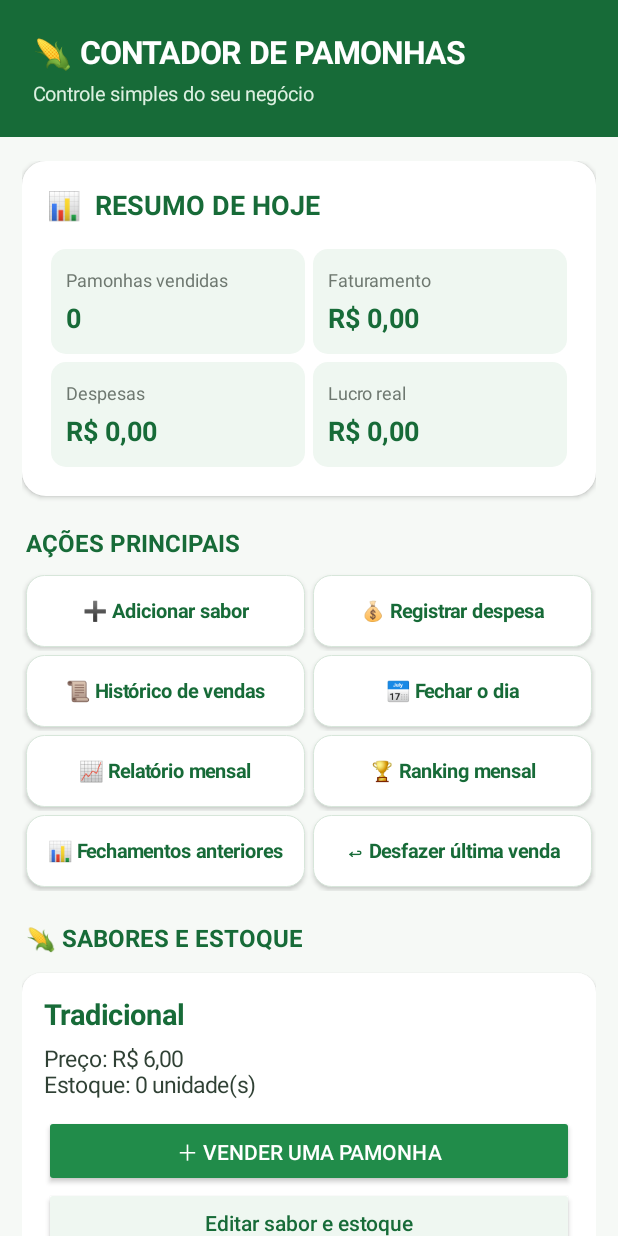
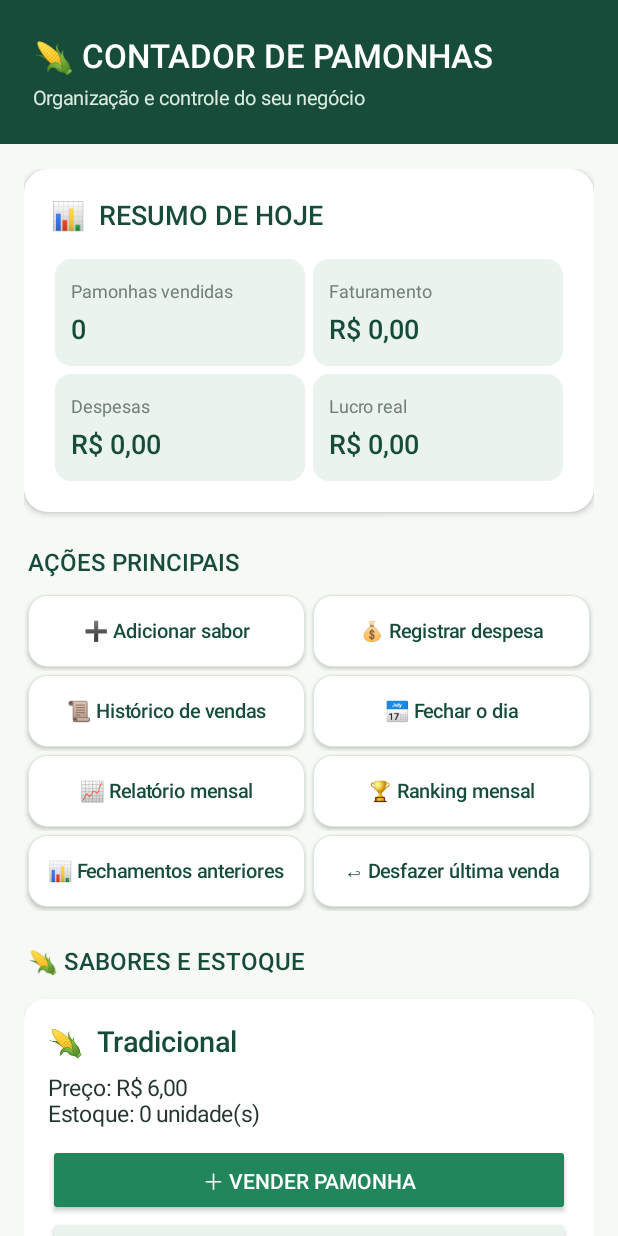
Before and after one commit to joaovitoorcarvalhoo057-creator/Controle-mensal-, an Android app: the screen it shows after launch (MainActivity), on a phone screen of 412 x 824 dp. Run offline under Robolectric (Android 15) with nearby library versions, the phone set to English and light mode, and no system bars.

Commit message:
Update MainActivity.kt

```diff
--- a/app/src/main/java/com/controle/mensal/MainActivity.kt
+++ b/app/src/main/java/com/controle/mensal/MainActivity.kt
@@ -22,12 +22,23 @@ class MainActivity : AppCompatActivity() {
 
     private lateinit var content: LinearLayout
 
-    private val green = Color.rgb(33, 140, 74)
-    private val darkGreen = Color.rgb(23, 107, 56)
-    private val lightGreen = Color.rgb(239, 247, 241)
-    private val backgroundColor = Color.rgb(246, 249, 246)
-    private val textColor = Color.rgb(48, 65, 53)
-    private val gray = Color.rgb(110, 120, 112)
+    private val green = Color.rgb(33, 134, 91)
+    private val darkGreen = Color.rgb(23, 76, 58)
+    private val lightGreen = Color.rgb(234, 243, 237)
+    private val backgroundColor = Color.rgb(247, 249, 247)
+    private val textColor = Color.rgb(38, 54, 47)
+    private val gray = Color.rgb(112, 128, 119)
+    private val gold = Color.rgb(231, 185, 79)
+    private val red = Color.rgb(180, 65, 65)
+
+    private val titleFont =
+        Typeface.create("sans-serif-medium", Typeface.NORMAL)
+
+    private val bodyFont =
+        Typeface.create("sans-serif", Typeface.NORMAL)
+
+    private val numberFont =
+        Typeface.create("sans-serif-medium", Typeface.NORMAL)
 
     override fun onCreate(savedInstanceState: Bundle?) {
         super.onCreate(savedInstanceState)
@@ -54,21 +65,22 @@ class MainActivity : AppCompatActivity() {
         val header = LinearLayout(this).apply {
             orientation = LinearLayout.VERTICAL
             gravity = Gravity.CENTER_VERTICAL
-            setPadding(dp(22), dp(20), dp(22), dp(20))
+            setPadding(dp(22), dp(22), dp(22), dp(22))
             setBackgroundColor(darkGreen)
         }
 
         header.addView(TextView(this).apply {
             text = "🌽 CONTADOR DE PAMONHAS"
-            textSize = 21f
-            setTypeface(null, Typeface.BOLD)
+            textSize = 22f
+            typeface = titleFont
             setTextColor(Color.WHITE)
         })
 
         header.addView(TextView(this).apply {
-            text = "Controle simples do seu negócio"
+            text = "Organização e controle do seu negócio"
             textSize = 13f
-            setTextColor(Color.rgb(220, 240, 225))
+            typeface = bodyFont
+            setTextColor(Color.rgb(220, 235, 225))
             setPadding(0, dp(5), 0, 0)
         })
 
@@ -76,7 +88,7 @@ class MainActivity : AppCompatActivity() {
 
         content = LinearLayout(this).apply {
             orientation = LinearLayout.VERTICAL
-            setPadding(dp(15), dp(16), dp(15), dp(25))
+            setPadding(dp(16), dp(17), dp(16), dp(25))
         }
 
         scroll.addView(content)
@@ -140,20 +152,19 @@ class MainActivity : AppCompatActivity() {
         }
     }
 
-    private fun addSummaryCard(
-        result: FinancialSummary
-    ) {
+    private fun addSummaryCard(result: FinancialSummary) {
+
         val card = LinearLayout(this).apply {
             orientation = LinearLayout.VERTICAL
-            setPadding(dp(17), dp(17), dp(17), dp(17))
+            setPadding(dp(18), dp(18), dp(18), dp(18))
             background = roundedBackground(Color.WHITE, 16)
-            elevation = dp(2).toFloat()
+            elevation = dp(3).toFloat()
         }
 
         card.addView(TextView(this).apply {
             text = "📊  RESUMO DE HOJE"
             textSize = 18f
-            setTypeface(null, Typeface.BOLD)
+            typeface = titleFont
             setTextColor(darkGreen)
             setPadding(0, 0, 0, dp(15))
         })
@@ -198,21 +209,23 @@ class MainActivity : AppCompatActivity() {
         label: String,
         value: String
     ): LinearLayout {
+
         return LinearLayout(this).apply {
             orientation = LinearLayout.VERTICAL
-            setPadding(dp(10), dp(12), dp(8), dp(12))
-            background = roundedBackground(lightGreen, 10)
+            setPadding(dp(11), dp(13), dp(8), dp(13))
+            background = roundedBackground(lightGreen, 11)
 
             addView(TextView(this@MainActivity).apply {
                 text = label
                 textSize = 12f
+                typeface = bodyFont
                 setTextColor(gray)
             })
 
             addView(TextView(this@MainActivity).apply {
                 text = value
                 textSize = 18f
-                setTypeface(null, Typeface.BOLD)
+                typeface = numberFont
                 setTextColor(darkGreen)
                 setPadding(0, dp(5), 0, 0)
             })
@@ -222,6 +235,7 @@ class MainActivity : AppCompatActivity() {
     private fun addActionGrid(
         items: List<Pair<String, () -> Unit>>
     ) {
+
         items.chunked(2).forEach { group ->
 
             val row = LinearLayout(this).apply {
@@ -247,26 +261,32 @@ class MainActivity : AppCompatActivity() {
         title: String,
         action: () -> Unit
     ): Button {
+
         return Button(this).apply {
             text = title
             textSize = 13f
             isAllCaps = false
-            setTypeface(null, Typeface.BOLD)
+            typeface = titleFont
             setTextColor(darkGreen)
             gravity = Gravity.CENTER
-            setPadding(dp(5), dp(8), dp(5), dp(8))
+            setPadding(dp(5), dp(7), dp(5), dp(7))
+
             background = roundedBackground(
                 Color.WHITE,
-                12,
-                Color.rgb(215, 230, 218),
+                13,
+                Color.rgb(218, 231, 221),
                 dp(1)
             )
+
             elevation = dp(2).toFloat()
-            setOnClickListener { action() }
+
+            setOnClickListener {
+                action()
+            }
 
             layoutParams = LinearLayout.LayoutParams(
                 0,
-                dp(62),
+                dp(65),
                 1f
             ).apply {
                 setMargins(dp(4), dp(5), dp(4), dp(5))
@@ -275,17 +295,18 @@ class MainActivity : AppCompatActivity() {
     }
 
     private fun addFlavorCard(flavor: PamonhaFlavor) {
+
         val card = LinearLayout(this).apply {
             orientation = LinearLayout.VERTICAL
-            setPadding(dp(15), dp(14), dp(15), dp(14))
-            background = roundedBackground(Color.WHITE, 13)
-            elevation = dp(2).toFloat()
+            setPadding(dp(16), dp(15), dp(16), dp(15))
+            background = roundedBackground(Color.WHITE, 14)
+            elevation = dp(3).toFloat()
         }
 
         card.addView(TextView(this).apply {
-            text = flavor.name
+            text = "🌽  ${flavor.name}"
             textSize = 19f
-            setTypeface(null, Typeface.BOLD)
+            typeface = titleFont
             setTextColor(darkGreen)
         })
 
@@ -295,18 +316,24 @@ class MainActivity : AppCompatActivity() {
                     flavor.priceCents.toLong()
                 )
             }\nEstoque: ${flavor.stock} unidade(s)"
+
             textSize = 15f
+            typeface = bodyFont
             setTextColor(textColor)
-            setPadding(0, dp(7), 0, dp(10))
+            setPadding(0, dp(8), 0, dp(10))
         })
 
         val sell = Button(this).apply {
-            text = "＋ VENDER UMA PAMONHA"
+            text = "＋ VENDER PAMONHA"
             isAllCaps = false
+            textSize = 14f
+            typeface = titleFont
             setTextColor(Color.WHITE)
+
             setBackgroundTintList(
                 android.content.res.ColorStateList.valueOf(green)
             )
+
             setOnClickListener {
                 if (salesManager.addSale(flavor.id)) {
                     refreshDashboard()
@@ -320,10 +347,14 @@ class MainActivity : AppCompatActivity() {
         val edit = Button(this).apply {
             text = "Editar sabor e estoque"
             isAllCaps = false
+            textSize = 13f
+            typeface = titleFont
             setTextColor(darkGreen)
+
             setBackgroundTintList(
                 android.content.res.ColorStateList.valueOf(lightGreen)
             )
+
             setOnClickListener {
                 editFlavorDialog(flavor)
             }
@@ -332,12 +363,16 @@ class MainActivity : AppCompatActivity() {
         val delete = Button(this).apply {
             text = "Excluir sabor"
             isAllCaps = false
-            setTextColor(Color.rgb(180, 55, 55))
+            textSize = 13f
+            typeface = titleFont
+            setTextColor(red)
+
             setBackgroundTintList(
                 android.content.res.ColorStateList.valueOf(
-                    Color.rgb(252, 239, 239)
+                    Color.rgb(252, 241, 241)
                 )
             )
+
             setOnClickListener {
                 AlertDialog.Builder(this@MainActivity)
                     .setMessage("Excluir ${flavor.name}?")
@@ -363,13 +398,14 @@ class MainActivity : AppCompatActivity() {
             LinearLayout.LayoutParams.MATCH_PARENT,
             LinearLayout.LayoutParams.WRAP_CONTENT
         ).apply {
-            setMargins(0, dp(5), 0, dp(12))
+            setMargins(0, dp(6), 0, dp(12))
         }
 
         content.addView(card, params)
     }
 
     private fun flavorDialog() {
+
         val name = EditText(this).apply {
             hint = "Nome do sabor"
         }
@@ -389,6 +425,7 @@ class MainActivity : AppCompatActivity() {
             .setView(dialogLayout(name, price, stock))
             .setNegativeButton("Cancelar", null)
             .setPositiveButton("Salvar") { _, _ ->
+
                 val cents = parseMoney(price.text.toString())
                 val quantity = stock.text.toString().toIntOrNull() ?: -1
 
@@ -406,6 +443,7 @@ class MainActivity : AppCompatActivity() {
     }
 
     private fun editFlavorDialog(flavor: PamonhaFlavor) {
+
         val name = EditText(this).apply {
             setText(flavor.name)
             hint = "Nome"
@@ -434,6 +472,7 @@ class MainActivity : AppCompatActivity() {
             .setView(dialogLayout(name, price, stock))
             .setNegativeButton("Cancelar", null)
             .setPositiveButton("Salvar") { _, _ ->
+
                 val cents = parseMoney(price.text.toString())
                 val quantity = stock.text.toString().toIntOrNull() ?: -1
 
@@ -452,6 +491,7 @@ class MainActivity : AppCompatActivity() {
     }
 
     private fun expenseDialog() {
+
         val description = EditText(this).apply {
             hint = "Descrição da despesa"
         }
@@ -470,6 +510,7 @@ class MainActivity : AppCompatActivity() {
             .setView(dialogLayout(description, category, amount))
             .setNegativeButton("Cancelar", null)
             .setPositiveButton("Salvar") { _, _ ->
+
                 val cents = parseMoney(amount.text.toString())
 
                 if (expenseManager.addExpense(
@@ -486,6 +527,7 @@ class MainActivity : AppCompatActivity() {
     }
 
     private fun historyDialog() {
+
         val sales = todaySales()
 
         val text = sales.joinToString("\n\n") {
@@ -503,6 +545,7 @@ class MainActivity : AppCompatActivity() {
     }
 
     private fun closingDialog() {
+
         AlertDialog.Builder(this)
             .setTitle("Fechar o dia?")
             .setMessage(
@@ -529,9 +572,11 @@ class MainActivity : AppCompatActivity() {
     }
 
     private fun closingsDialog() {
+
         val closings = closingRepository.load()
 
         val text = closings.joinToString("\n\n") {
+
             val date = java.text.DateFormat
                 .getDateTimeInstance()
                 .format(it.closingTime)
@@ -553,6 +598,7 @@ class MainActivity : AppCompatActivity() {
     }
 
     private fun todaySales(): List<SaleRecord> {
+
         val start = dayStart()
         val end = start + 24L * 60L * 60L * 1000L
 
@@ -562,6 +608,7 @@ class MainActivity : AppCompatActivity() {
     }
 
     private fun todayExpenses(): List<ExpenseRecord> {
+
         val start = dayStart()
         val end = start + 24L * 60L * 60L * 1000L
 
@@ -571,6 +618,7 @@ class MainActivity : AppCompatActivity() {
     }
 
     private fun dayStart(): Long {
+
         return Calendar.getInstance().apply {
             set(Calendar.HOUR_OF_DAY, 0)
             set(Calendar.MINUTE, 0)
@@ -580,6 +628,7 @@ class MainActivity : AppCompatActivity() {
     }
 
     private fun parseMoney(value: String): Int {
+
         return try {
             (value.trim().replace(",", ".").toBigDecimal() *
                 java.math.BigDecimal(100))
@@ -591,26 +640,31 @@ class MainActivity : AppCompatActivity() {
     }
 
     private fun dialogLayout(vararg fields: EditText): LinearLayout {
+
         return LinearLayout(this).apply {
             orientation = LinearLayout.VERTICAL
             setPadding(dp(25), dp(10), dp(25), dp(10))
+
             fields.forEach {
+                it.typeface = bodyFont
                 addView(it)
             }
         }
     }
 
     private fun addSection(title: String) {
+
         content.addView(TextView(this).apply {
             text = title
             textSize = 16f
-            setTypeface(null, Typeface.BOLD)
+            typeface = titleFont
             setTextColor(darkGreen)
-            setPadding(dp(3), dp(20), dp(3), dp(8))
+            setPadding(dp(3), dp(22), dp(3), dp(9))
         })
     }
 
     private fun weightParams(): LinearLayout.LayoutParams {
+
         return LinearLayout.LayoutParams(
             0,
             LinearLayout.LayoutParams.WRAP_CONTENT,
@@ -626,6 +680,7 @@ class MainActivity : AppCompatActivity() {
         strokeColor: Int = Color.TRANSPARENT,
         strokeWidth: Int = 0
     ): GradientDrawable {
+
         return GradientDrawable().apply {
             setColor(color)
             cornerRadius = dp(radius).toFloat()
@@ -641,10 +696,6 @@ class MainActivity : AppCompatActivity() {
     }
 
     private fun message(text: String) {
-        Toast.makeText(
-            this,
-            text,
-            Toast.LENGTH_SHORT
-        ).show()
+        Toast.makeText(this, text, Toast.LENGTH_SHORT).show()
     }
 }
```
